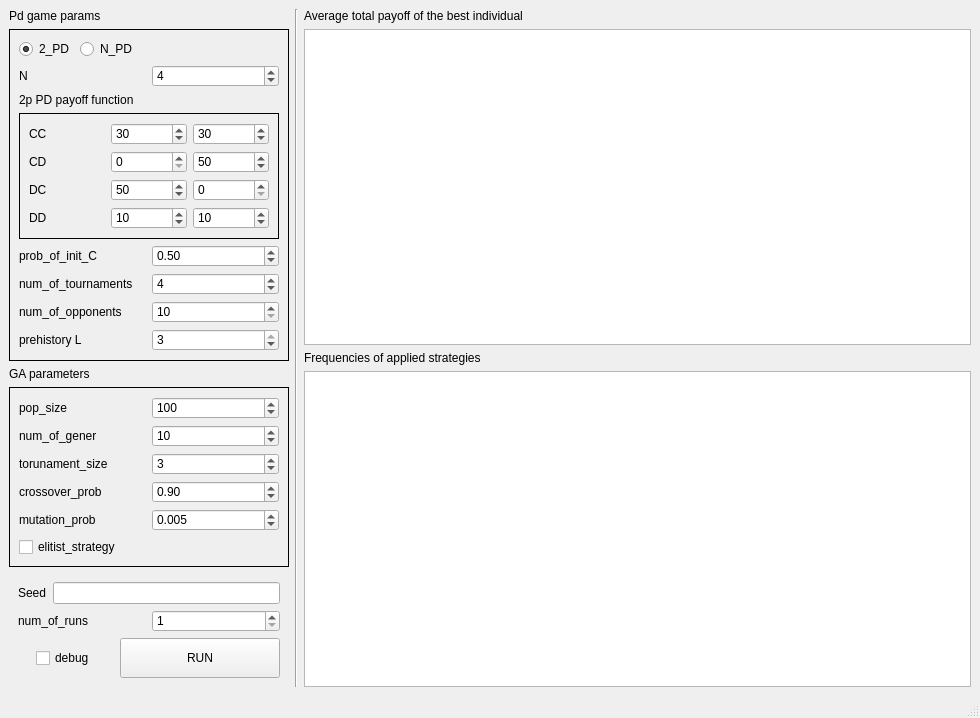
Above: ain_code/ui/main_window.ui from fishija/prisoners-dilemma before the change. Below: the same form after it.
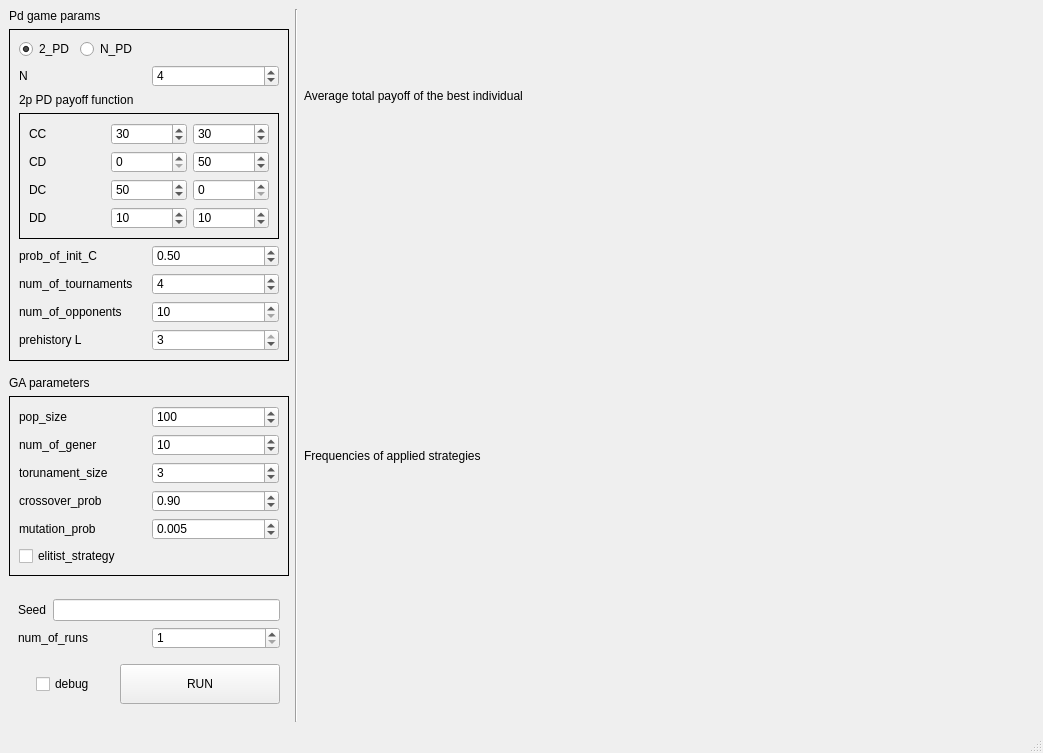
That is the form after the change.

```diff
--- a/ain_code/ui/main_window.ui
+++ b/ain_code/ui/main_window.ui
@@ -6,8 +6,8 @@
    <rect>
     <x>0</x>
     <y>0</y>
-    <width>980</width>
-    <height>708</height>
+    <width>1043</width>
+    <height>753</height>
    </rect>
   </property>
   <property name="windowTitle">
@@ -636,14 +636,7 @@
        </widget>
       </item>
       <item>
-       <widget class="QGraphicsView" name="graphicsView">
-        <property name="sizePolicy">
-         <sizepolicy hsizetype="Expanding" vsizetype="Expanding">
-          <horstretch>0</horstretch>
-          <verstretch>0</verstretch>
-         </sizepolicy>
-        </property>
-       </widget>
+       <widget class="QWidget" name="avg_widget" native="true"/>
       </item>
       <item>
        <widget class="QLabel" name="label_18">
@@ -653,7 +646,7 @@
        </widget>
       </item>
       <item>
-       <widget class="QGraphicsView" name="graphicsView_2"/>
+       <widget class="QWidget" name="history_widget" native="true"/>
       </item>
      </layout>
     </item>
```
